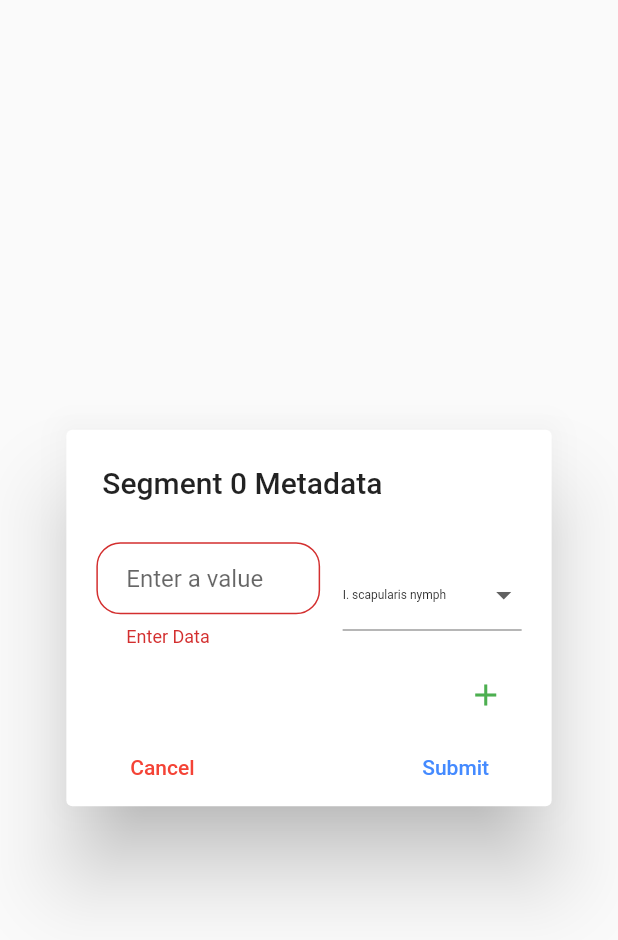
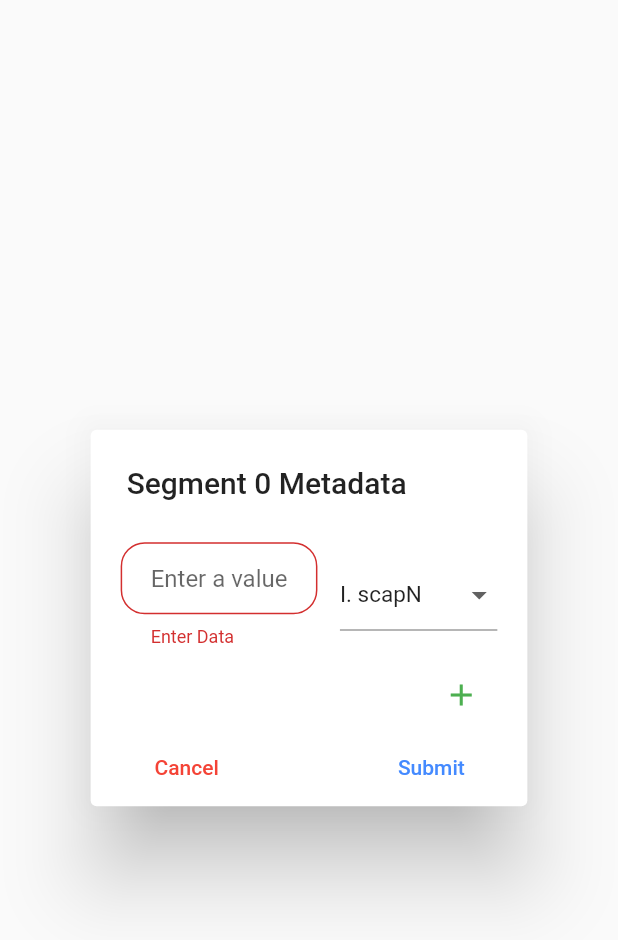
Before and after one commit to adamcantor22/Tick-mon, a Flutter app: the HelperText widget shown alone on an empty page, opened directly with empty values, after a tap on "Submit", on a phone screen of 412 x 824 dp. Shown: the top 940 px of the screen. Run offline on Flutter 3.47's test engine with Material 2 defaults, Android fonts, the phone set to English and light mode, and no system bars; our stand-ins replace audioplayers, cloud_firestore, date_format, firebase_auth, firebase_storage, flutter_map and 6 more; missing offline and left inert: gpx; accounts and stored records are empty.

```diff
--- a/tick_tok_bio/lib/helper.dart
+++ b/tick_tok_bio/lib/helper.dart
@@ -66,10 +66,13 @@ class _HelperTextState extends State<HelperText> {
   List<TextEditingController> drops;
   List<DropdownMenuItem<String>> items;
   List<String> dropdownItems = [
-    'I. scapularis nymph',
-    'I. scapularis adult male',
-    'I. scapularis adult female',
-    'A. americanum (Lone Star)',
+    'I. scapN',
+    'I. scapAM',
+    'I. scapAF',
+    'A. amer',
+    'D. vari',
+    'H. long',
+    'lxod'
   ];
 
   _HelperTextState(int segment, BuildContext cont) {
@@ -87,7 +90,7 @@ class _HelperTextState extends State<HelperText> {
         value: value,
         child: Text(
           value,
-          style: TextStyle(fontSize: 8.0),
+          style: TextStyle(fontSize: 15.0),
         ),
       );
     }).toList();
@@ -209,6 +212,11 @@ class _HelperTextState extends State<HelperText> {
                 ),
                 FlatButton(
                   onPressed: () {
+                    for (int i = 0; i < drops.length - 1; i++) {
+                      print(drops[i].text);
+                      print(i);
+                    }
+                    //print(drops[2]);
                     bool passes = true;
                     for (int i = 0; i < drops.length - 1; i++) {
                       for (int j = i + 1; j < drops.length; j++) {
```
Also changed, not shown: tick_tok_bio/lib/gps_tracking.dart (+1 -15 lines), tick_tok_bio/lib/metadata_page.dart (+23 -6 lines), tick_tok_bio/lib/super_listener.dart (+4 -3 lines).
